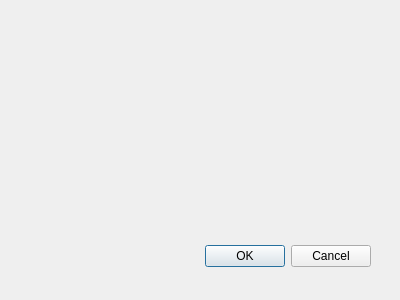
Qt form sign_in.ui (SonaliGaonkar/CarRentalSystem) before a commit.
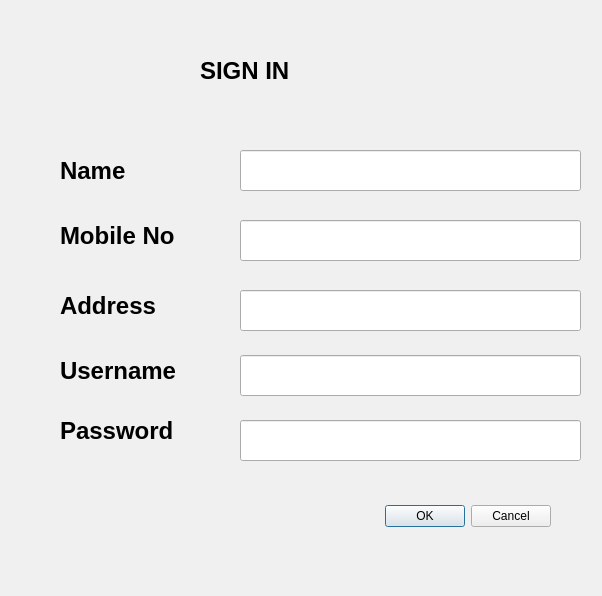
The same form after that commit.

Commit message: created two windows login and sign in and connected to main window also added background images and background color

Patch:
```diff
--- a/sign_in.ui
+++ b/sign_in.ui
@@ -1,25 +1,63 @@
-<ui version="4.0" >
- <author></author>
- <comment></comment>
- <exportmacro></exportmacro>
- <class>Dialog</class>
- <widget class="QDialog" name="Dialog" >
-  <property name="geometry" >
+<?xml version="1.0" encoding="UTF-8"?>
+<ui version="4.0">
+ <class>sign_in</class>
+ <widget class="QDialog" name="sign_in">
+  <property name="geometry">
    <rect>
     <x>0</x>
     <y>0</y>
-    <width>400</width>
-    <height>300</height>
+    <width>602</width>
+    <height>596</height>
    </rect>
   </property>
-  <property name="windowTitle" >
-   <string>Dialog</string>
+  <property name="palette">
+   <palette>
+    <active>
+     <colorrole role="Window">
+      <brush brushstyle="SolidPattern">
+       <color alpha="255">
+        <red>255</red>
+        <green>255</green>
+        <blue>127</blue>
+       </color>
+      </brush>
+     </colorrole>
+    </active>
+    <inactive>
+     <colorrole role="Window">
+      <brush brushstyle="SolidPattern">
+       <color alpha="255">
+        <red>240</red>
+        <green>240</green>
+        <blue>240</blue>
+       </color>
+      </brush>
+     </colorrole>
+    </inactive>
+    <disabled>
+     <colorrole role="Window">
+      <brush brushstyle="SolidPattern">
+       <color alpha="255">
+        <red>255</red>
+        <green>255</green>
+        <blue>127</blue>
+       </color>
+      </brush>
+     </colorrole>
+    </disabled>
+   </palette>
   </property>
-  <widget class="QDialogButtonBox" name="buttonBox" >
-   <property name="geometry" >
+  <property name="windowTitle">
+   <string>SIGN IN</string>
+  </property>
+  <property name="autoFillBackground">
+   <bool>true</bool>
+  </property>
+  <widget class="QDialogButtonBox" name="buttonBox">
+   <property name="geometry">
     <rect>
-     <x>30</x>
-     <y>240</y>
+     <x>210</x>
+     <y>500</y>
      <width>341</width>
      <height>32</height>
     </rect>
@@ -31,6 +69,170 @@
     <set>QDialogButtonBox::Cancel|QDialogButtonBox::Ok</set>
    </property>
   </widget>
+  <widget class="QLabel" name="label">
+   <property name="geometry">
+    <rect>
+     <x>200</x>
+     <y>50</y>
+     <width>201</width>
+     <height>41</height>
+    </rect>
+   </property>
+   <property name="font">
+    <font>
+     <pointsize>18</pointsize>
+     <bold>true</bold>
+    </font>
+   </property>
+   <property name="text">
+    <string>SIGN IN</string>
+   </property>
+  </widget>
+  <widget class="QLabel" name="label_2">
+   <property name="geometry">
+    <rect>
+     <x>60</x>
+     <y>150</y>
+     <width>111</width>
+     <height>41</height>
+    </rect>
+   </property>
+   <property name="font">
+    <font>
+     <pointsize>18</pointsize>
+     <bold>true</bold>
+    </font>
+   </property>
+   <property name="text">
+    <string>Name</string>
+   </property>
+  </widget>
+  <widget class="QLabel" name="label_3">
+   <property name="geometry">
+    <rect>
+     <x>60</x>
+     <y>220</y>
+     <width>171</width>
+     <height>31</height>
+    </rect>
+   </property>
+   <property name="font">
+    <font>
+     <pointsize>18</pointsize>
+     <bold>true</bold>
+    </font>
+   </property>
+   <property name="text">
+    <string>Mobile No</string>
+   </property>
+  </widget>
+  <widget class="QLabel" name="label_4">
+   <property name="geometry">
+    <rect>
+     <x>60</x>
+     <y>290</y>
+     <width>121</width>
+     <height>31</height>
+    </rect>
+   </property>
+   <property name="font">
+    <font>
+     <pointsize>18</pointsize>
+     <bold>true</bold>
+    </font>
+   </property>
+   <property name="text">
+    <string>Address</string>
+   </property>
+  </widget>
+  <widget class="QLabel" name="label_5">
+   <property name="geometry">
+    <rect>
+     <x>60</x>
+     <y>350</y>
+     <width>161</width>
+     <height>41</height>
+    </rect>
+   </property>
+   <property name="font">
+    <font>
+     <pointsize>18</pointsize>
+     <bold>true</bold>
+    </font>
+   </property>
+   <property name="text">
+    <string>Username</string>
+   </property>
+  </widget>
+  <widget class="QLabel" name="label_6">
+   <property name="geometry">
+    <rect>
+     <x>60</x>
+     <y>410</y>
+     <width>151</width>
+     <height>41</height>
+    </rect>
+   </property>
+   <property name="font">
+    <font>
+     <pointsize>18</pointsize>
+     <bold>true</bold>
+    </font>
+   </property>
+   <property name="text">
+    <string>Password</string>
+   </property>
+  </widget>
+  <widget class="QLineEdit" name="lineEdit">
+   <property name="geometry">
+    <rect>
+     <x>240</x>
+     <y>150</y>
+     <width>341</width>
+     <height>41</height>
+    </rect>
+   </property>
+  </widget>
+  <widget class="QLineEdit" name="lineEdit_2">
+   <property name="geometry">
+    <rect>
+     <x>240</x>
+     <y>220</y>
+     <width>341</width>
+     <height>41</height>
+    </rect>
+   </property>
+  </widget>
+  <widget class="QLineEdit" name="lineEdit_3">
+   <property name="geometry">
+    <rect>
+     <x>240</x>
+     <y>290</y>
+     <width>341</width>
+     <height>41</height>
+    </rect>
+   </property>
+  </widget>
+  <widget class="QLineEdit" name="lineEdit_4">
+   <property name="geometry">
+    <rect>
+     <x>240</x>
+     <y>355</y>
+     <width>341</width>
+     <height>41</height>
+    </rect>
+   </property>
+  </widget>
+  <widget class="QLineEdit" name="lineEdit_5">
+   <property name="geometry">
+    <rect>
+     <x>240</x>
+     <y>420</y>
+     <width>341</width>
+     <height>41</height>
+    </rect>
+   </property>
+  </widget>
  </widget>
  <pixmapfunction></pixmapfunction>
  <resources/>
```
Left out of the diff: 18 changed lines with no effect on the pictures. The commit also changes 10 other files.
